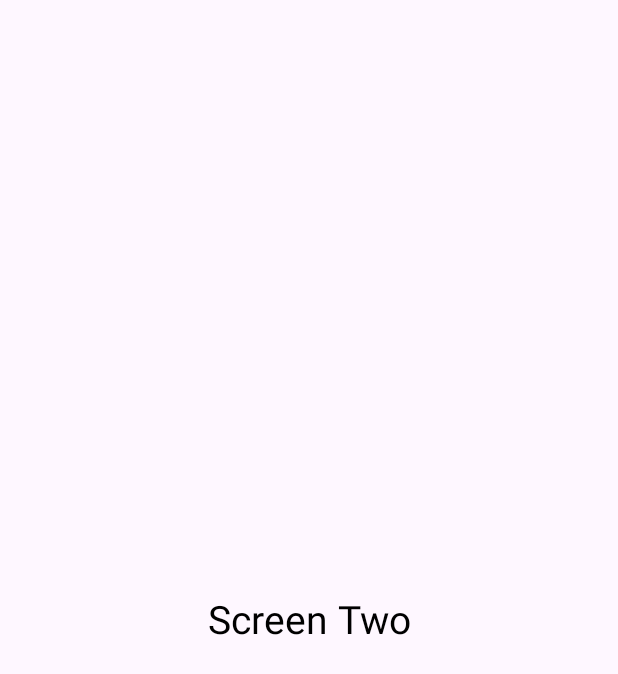
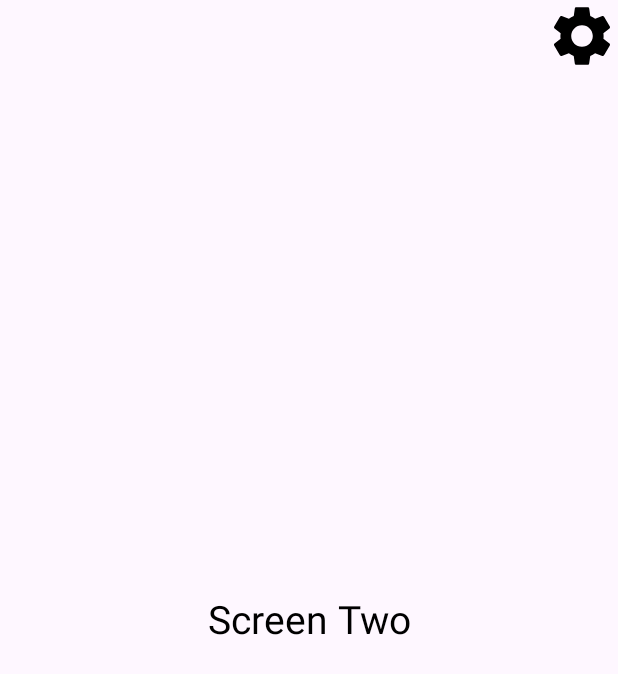
Before and after one commit to Nancke/SecondActivityMobil, an Android app: the SecoundActivity screen opened directly, with no data from a screen before it, on a phone screen of 412 x 824 dp. Shown: the top 674 px of the screen. Run offline under Robolectric (Android 15) with nearby library versions, the phone set to English and light mode, and no system bars.

Commit message:
settings

```diff
--- a/app/src/main/AndroidManifest.xml
+++ b/app/src/main/AndroidManifest.xml
@@ -25,6 +25,10 @@
             android:name=".SecoundActivity"
             android:exported="false"
             android:windowSoftInputMode="adjustResize" />
+        <activity
+            android:name=".Settings"
+            android:exported="false"
+            android:windowSoftInputMode="adjustResize" />
     </application>
 
 </manifest>
--- /dev/null
+++ b/app/src/main/java/com/example/secondactivity/CreateUser.java
@@ -0,0 +1,4 @@
+package com.example.secondactivity;
+
+public class CreateUser {
+}
--- /dev/null
+++ b/app/src/main/java/com/example/secondactivity/SecoundActivity.java
@@ -0,0 +1,32 @@
+package com.example.secondactivity;
+
+import android.content.Intent;
+import android.os.Bundle;
+import android.view.View;
+import android.widget.Button;
+import android.widget.ImageView;
+import androidx.appcompat.app.AppCompatActivity;
+import androidx.core.graphics.Insets;
+import androidx.core.view.ViewCompat;
+import androidx.core.view.WindowCompat;
+import androidx.core.view.WindowInsetsCompat;
+public class SecoundActivity extends AppCompatActivity{
+
+    ImageView Settings;
+
+    @Override
+    protected void onCreate(Bundle savedInstanceState) {
+        super.onCreate(savedInstanceState);
+        setContentView(R.layout.activity_secound);
+
+        Settings = findViewById(R.id.gotoSettings);
+        Settings.setOnClickListener(new View.OnClickListener() {
+            @Override
+            public void onClick(View view) {
+                Intent intent = new Intent(SecoundActivity.this, Settings.class);
+                startActivity(intent);
+            }
+
+        });
+    }
+}
--- a/app/src/main/java/com/example/secondactivity/SecoundActivity.kt
+++ /dev/null
@@ -1,20 +0,0 @@
-package com.example.secondactivity
-
-import android.os.Bundle
-import androidx.activity.enableEdgeToEdge
-import androidx.appcompat.app.AppCompatActivity
-import androidx.core.view.ViewCompat
-import androidx.core.view.WindowInsetsCompat
-
-class SecoundActivity : AppCompatActivity() {
-    override fun onCreate(savedInstanceState: Bundle?) {
-        super.onCreate(savedInstanceState)
-        enableEdgeToEdge()
-        setContentView(R.layout.activity_secound)
-        ViewCompat.setOnApplyWindowInsetsListener(findViewById(R.id.main)) { v, insets ->
-            val systemBars = insets.getInsets(WindowInsetsCompat.Type.systemBars())
-            v.setPadding(systemBars.left, systemBars.top, systemBars.right, systemBars.bottom)
-            insets
-        }
-    }
-}
--- /dev/null
+++ b/app/src/main/res/drawable/baseline_settings_24.xml
@@ -0,0 +1,20 @@
+<!--
+  ~ Copyright (C) 2026 The Android Open Source Project
+  ~
+  ~ Licensed under the Apache License, Version 2.0 (the "License");
+  ~ you may not use this file except in compliance with the License.
+  ~ You may obtain a copy of the License at
+  ~
+  ~      http://www.apache.org/licenses/LICENSE-2.0
+  ~
+  ~ Unless required by applicable law or agreed to in writing, software
+  ~ distributed under the License is distributed on an "AS IS" BASIS,
+  ~ WITHOUT WARRANTIES OR CONDITIONS OF ANY KIND, either express or implied.
+  ~ See the License for the specific language governing permissions and
+  ~ limitations under the License.
+  -->
+<vector xmlns:android="http://schemas.android.com/apk/res/android" android:height="24dp" android:tint="#000000" android:viewportHeight="24" android:viewportWidth="24" android:width="24dp">
+
+    <path android:fillColor="@android:color/white" android:pathData="M19.14,12.94c0.04,-0.3 0.06,-0.61 0.06,-0.94c0,-0.32 -0.02,-0.64 -0.07,-0.94l2.03,-1.58c0.18,-0.14 0.23,-0.41 0.12,-0.61l-1.92,-3.32c-0.12,-0.22 -0.37,-0.29 -0.59,-0.22l-2.39,0.96c-0.5,-0.38 -1.03,-0.7 -1.62,-0.94L14.4,2.81c-0.04,-0.24 -0.24,-0.41 -0.48,-0.41h-3.84c-0.24,0 -0.43,0.17 -0.47,0.41L9.25,5.35C8.66,5.59 8.12,5.92 7.63,6.29L5.24,5.33c-0.22,-0.08 -0.47,0 -0.59,0.22L2.74,8.87C2.62,9.08 2.66,9.34 2.86,9.48l2.03,1.58C4.84,11.36 4.8,11.69 4.8,12s0.02,0.64 0.07,0.94l-2.03,1.58c-0.18,0.14 -0.23,0.41 -0.12,0.61l1.92,3.32c0.12,0.22 0.37,0.29 0.59,0.22l2.39,-0.96c0.5,0.38 1.03,0.7 1.62,0.94l0.36,2.54c0.05,0.24 0.24,0.41 0.48,0.41h3.84c0.24,0 0.44,-0.17 0.47,-0.41l0.36,-2.54c0.59,-0.24 1.13,-0.56 1.62,-0.94l2.39,0.96c0.22,0.08 0.47,0 0.59,-0.22l1.92,-3.32c0.12,-0.22 0.07,-0.47 -0.12,-0.61L19.14,12.94zM12,15.6c-1.98,0 -3.6,-1.62 -3.6,-3.6s1.62,-3.6 3.6,-3.6s3.6,1.62 3.6,3.6S13.98,15.6 12,15.6z"/>
+
+</vector>
--- a/app/src/main/res/layout/activity_secound.xml
+++ b/app/src/main/res/layout/activity_secound.xml
@@ -6,6 +6,16 @@
     android:layout_width="match_parent"
     android:layout_height="match_parent"
     tools:context=".SecoundActivity">
+
+    <ImageView
+        android:id="@+id/gotoSettings"
+        android:layout_width="48dp"
+        android:layout_height="48dp"
+        android:src="@drawable/baseline_settings_24"
+        android:clickable="true"
+        android:focusable="true"
+        app:layout_constraintTop_toTopOf="parent"
+        app:layout_constraintEnd_toEndOf="parent" />
 
     <TextView
         android:layout_width="wrap_content"
@@ -19,4 +29,6 @@
         app:layout_constraintStart_toStartOf="parent"
         app:layout_constraintTop_toTopOf="parent"
         app:layout_constraintVertical_bias="0.5" />
+
+
 </androidx.constraintlayout.widget.ConstraintLayout>
```
Also changed, not shown: app/src/main/java/com/example/secondactivity/MainActivity.java (+6 -1 lines), app/src/main/java/com/example/secondactivity/Settings.java (added, +33 -0 lines), app/src/main/res/drawable/baseline_arrow_back_24.xml (added, +20 -0 lines), app/src/main/res/layout/activity_settings.xml (added, +19 -0 lines).
